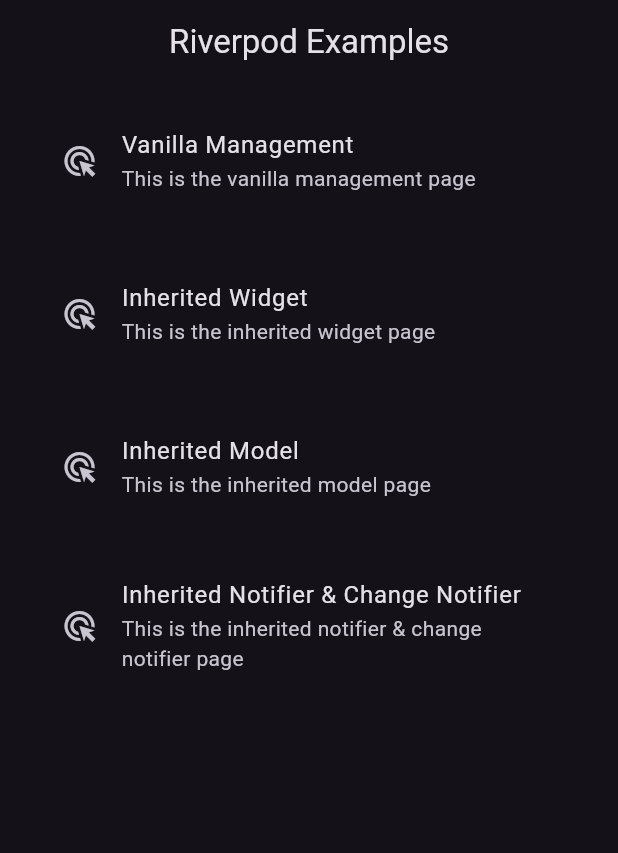
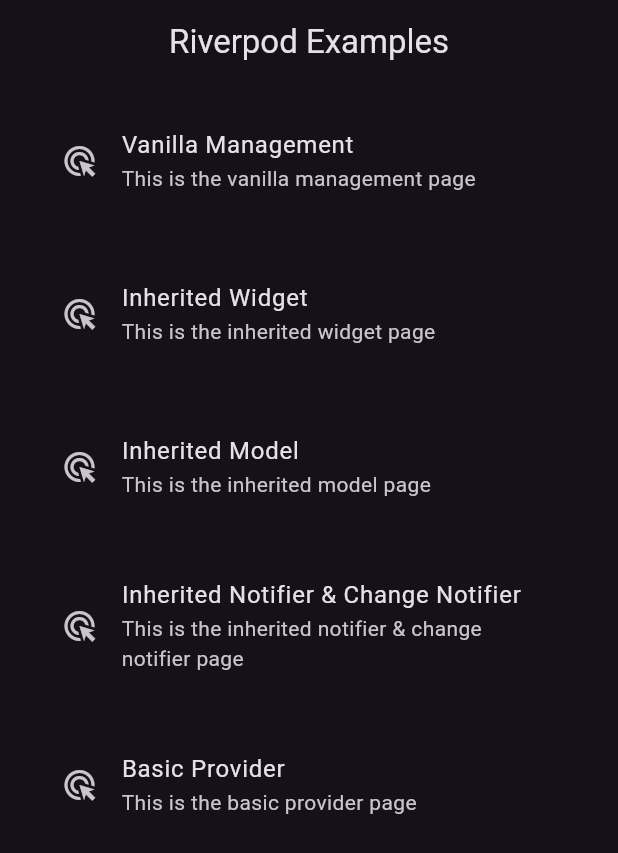
Before and after one commit to yamisagi/state_management_examples, a Flutter app: the screen it shows after launch, on a phone screen of 412 x 824 dp. Shown: the top 853 px of the screen. Run offline on Flutter 3.47's test engine with Material 2 defaults, Android fonts, the phone set to English and light mode, and no system bars.

Commit message:
Basic Provider Explanation

```diff
--- a/lib/constants/route_constant.dart
+++ b/lib/constants/route_constant.dart
@@ -1,5 +1,6 @@
 import 'package:state_management_examples/materials/inherited_model/view/home_page.dart';
 import 'package:state_management_examples/materials/inheritednotifier_changenotifier/view/home_view.dart';
+import 'package:state_management_examples/materials/provider_examples/basic_example/view/provider_home.dart';
 import 'package:state_management_examples/materials/stateful_app/provider/mock_provider.dart';
 import 'package:state_management_examples/materials/stateful_app/service/mock_api.dart';
 import 'package:state_management_examples/materials/stateful_app/view/home_view.dart';
@@ -44,6 +45,12 @@
       'route': '/inherited_notifier_change_notifier',
       'page': const NotiferHomePage(),
       'subtitle': 'This is the inherited notifier & change notifier page',
+    },
+    {
+      'title': 'Basic Provider',
+      'route': '/basic_provider',
+      'page': const ProviderHome(),
+      'subtitle': 'This is the basic provider page',
     }
   ];
 }
--- a/lib/main.dart
+++ b/lib/main.dart
@@ -1,5 +1,7 @@
 import 'package:flutter/material.dart';
+import 'package:provider/provider.dart';
 import 'package:state_management_examples/constants/route_constant.dart';
+import 'package:state_management_examples/materials/provider_examples/basic_example/widget/bread_crumb_notifier.dart';
 import 'package:state_management_examples/theme/app_theme.dart';
 
 void main() => runApp(const StateManagementApp());
@@ -9,7 +11,11 @@
 
   @override
   Widget build(BuildContext context) {
-    return MaterialApp(
+    // ChangeNotifierProvider ile BreadCrumbNotifier'a erişim sağlıyoruz.
+    // Bu sayede BreadCrumbNotifier'da bulunan değişkenler ve metotlara erişim sağlayabiliriz.
+    return ChangeNotifierProvider(
+      create: (__) => BreadCrumbNotifier(),
+      child: MaterialApp(
         debugShowCheckedModeBanner: false,
         theme: ProductTheme.darkTheme,
         title: 'State Management App',
@@ -19,6 +25,7 @@
                 (context) => value['page'],
               ),
             ),
+      ),
     );
   }
 }
--- /dev/null
+++ b/lib/materials/provider_examples/basic_example/model/bread_crumb_model.dart
@@ -0,0 +1,25 @@
+import 'package:uuid/uuid.dart';
+
+class BreadCrumbModel {
+  bool isActive;
+  final String title;
+  final String uuid;
+
+  BreadCrumbModel({
+    required this.isActive,
+    required this.title,
+  })  : uuid = const Uuid().v4(),
+        assert(title.isNotEmpty, 'Title cannot be empty');
+
+  @override
+  bool operator ==(covariant BreadCrumbModel other) => uuid == other.uuid;
+
+  @override
+  int get hashCode => uuid.hashCode;
+
+  String get name => title + (isActive ? ' > ' : '');
+
+  void setActive() {
+    isActive = true;
+  }
+}
--- /dev/null
+++ b/lib/materials/provider_examples/basic_example/widget/bread_crumb_notifier.dart
@@ -0,0 +1,34 @@
+import 'dart:collection';
+
+import 'package:flutter/material.dart';
+import 'package:state_management_examples/materials/provider_examples/basic_example/model/bread_crumb_model.dart';
+
+class BreadCrumbNotifier extends ChangeNotifier {
+  // BreadCrumb'ları tutan liste olarak kullanacağız.
+
+  final List<BreadCrumbModel> _breadCrumbList = [];
+
+  // BreadCrumb'ları döndüren getter.
+
+  UnmodifiableListView<BreadCrumbModel> //
+      get breadCrumbList => UnmodifiableListView(_breadCrumbList);
+
+  // BreadCrumb'ları ekleyen metot.
+
+  void addBreadCrumb(BreadCrumbModel breadCrumb) {
+    for (final element in _breadCrumbList) {
+      element.setActive();
+    }
+    _breadCrumbList.add(breadCrumb);
+    // Bizi dinleyen listener'lara değişiklik bildiriyoruz.
+    notifyListeners();
+  }
+
+  // BreadCrumb'ları temizleyen metot.
+
+  void clearBreadCrumb() {
+    _breadCrumbList.clear();
+    // Bizi dinleyen listener'lara değişiklik bildiriyoruz.
+    notifyListeners();
+  }
+}
```
Also changed, not shown: lib/materials/provider_examples/basic_example/notes.dart (added, +40 -0 lines), lib/materials/provider_examples/basic_example/view/add_bread_crumb_view.dart (added, +72 -0 lines), lib/materials/provider_examples/basic_example/view/provider_home.dart (added, +60 -0 lines), lib/materials/provider_examples/basic_example/widget/bread_crumb_widget.dart (added, +24 -0 lines), pubspec.yaml (+3 -49 lines), pubspec.lock, 1 other file. Lines whose indentation alone changed are shown as unchanged.
